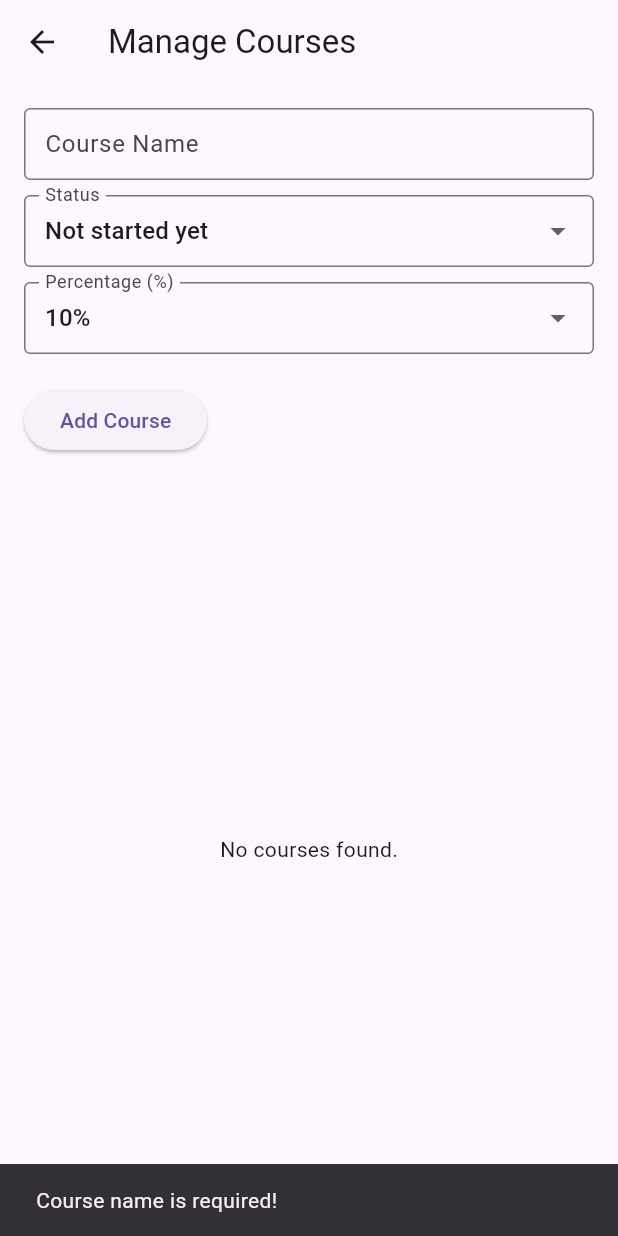
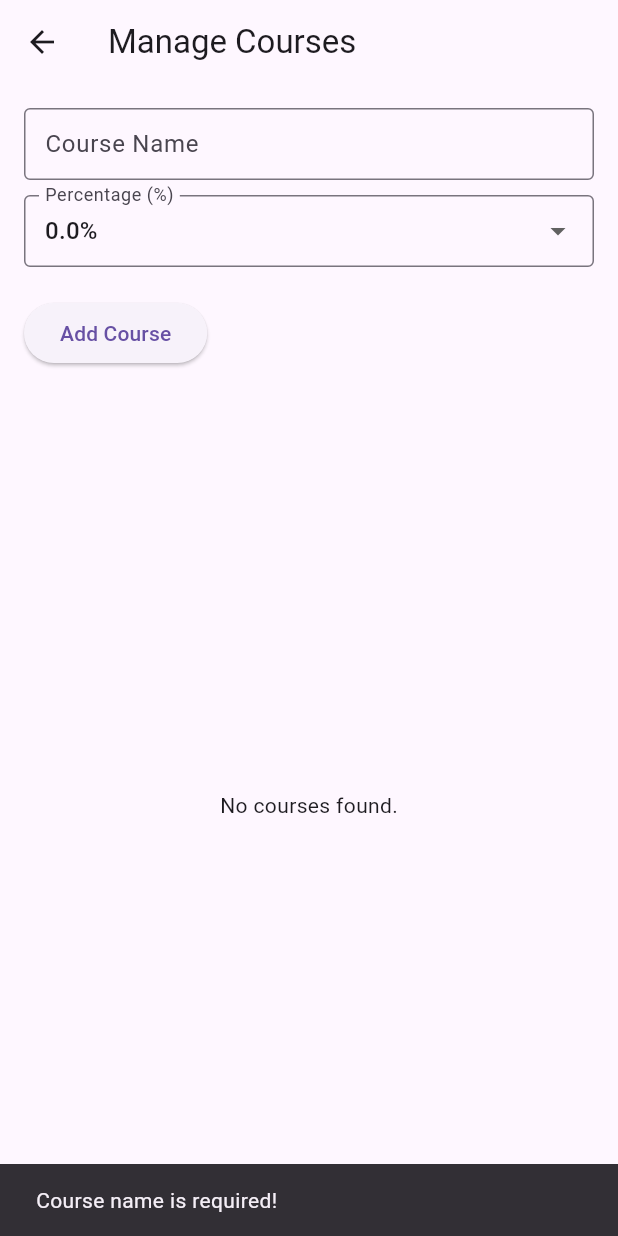
Before and after one commit to GabrielFlorea01/uni_mobile_app, a Flutter app: the CoursesScreen screen opened directly, after a tap on "Add Course", on a phone screen of 412 x 824 dp. Run offline on Flutter 3.47's test engine with Material 3 defaults, Android fonts, the phone set to English and light mode, and no system bars; our stand-ins replace cloud_firestore, firebase_auth, firebase_core, firebase_storage, image_picker, shared_preferences; accounts and stored records are empty.

Commit message:
Almost finished the app

```diff
--- a/lib/screens/courses_screen.dart
+++ b/lib/screens/courses_screen.dart
@@ -4,8 +4,10 @@ import 'package:cloud_firestore/cloud_firestore.dart';
 import 'package:intl/intl.dart';
 
 class CoursesScreen extends StatefulWidget {
+  const CoursesScreen({super.key});
+
   @override
-  _CoursesScreenState createState() => _CoursesScreenState();
+  State<CoursesScreen> createState() => _CoursesScreenState();
 }
 
 class _CoursesScreenState extends State<CoursesScreen> {
@@ -16,11 +18,9 @@ class _CoursesScreenState extends State<CoursesScreen> {
 
   List<Map<String, dynamic>> courses = [];
   String? _selectedCourseId;
-  String _selectedStatus = "Not started yet";
-  int _selectedPercentage = 10;
+  double _selectedPercentage = 0.0;
 
-  final List<String> statusOptions = ["Not started yet", "In progress", "Completed"];
-  final List<int> percentageOptions = List.generate(10, (index) => (index + 1) * 10);
+  final List<double> percentageOptions = List.generate(11, (index) => index * 10.0);
 
   @override
   void initState() {
@@ -40,15 +40,26 @@ class _CoursesScreenState extends State<CoursesScreen> {
         setState(() {
           courses = snapshot.docs.map((doc) {
             var data = doc.data();
-            data['id'] = doc.id;
-            return data;
+            return {
+              ...data,
+              'id': doc.id,
+              'percentage': (data['percentage'] as num).toDouble(),
+            };
           }).toList();
         });
       }
     } catch (e) {
-      ScaffoldMessenger.of(context).showSnackBar(
-        SnackBar(content: Text("Error fetching courses: $e")),
-      );
+      print("Error fetching courses: $e");
+    }
+  }
+
+  String _getStatus(double percentage) {
+    if (percentage == 0.0) {
+      return "Not started yet";
+    } else if (percentage == 100.0) {
+      return "Completed";
+    } else {
+      return "In progress";
     }
   }
 
@@ -63,9 +74,22 @@ class _CoursesScreenState extends State<CoursesScreen> {
     try {
       User? user = _auth.currentUser;
       if (user != null) {
+          final snapshot = await _firestore
+          .collection('courses')
+          .where('userId', isEqualTo: user.uid)
+          .where('courseName', isEqualTo: _courseNameController.text.trim())
+          .get();
+      if (snapshot.docs.isNotEmpty) {
+        ScaffoldMessenger.of(context).showSnackBar(
+          SnackBar(content: Text("A course with this name already exists!")),
+        );
+        return;
+      }
+        String status = _getStatus(_selectedPercentage);
+
         await _firestore.collection('courses').add({
           'courseName': _courseNameController.text.trim(),
-          'status': _selectedStatus,
+          'status': status,
           'percentage': _selectedPercentage,
           'userId': user.uid,
           'createdAt': FieldValue.serverTimestamp(),
@@ -88,15 +112,14 @@ class _CoursesScreenState extends State<CoursesScreen> {
   void _updateCourse() async {
     if (_selectedCourseId != null) {
       try {
+        String status = _getStatus(_selectedPercentage);
         await _firestore.collection('courses').doc(_selectedCourseId).update({
           'courseName': _courseNameController.text.trim(),
-          'status': _selectedStatus,
+          'status': status,
           'percentage': _selectedPercentage,
         });
-
         _fetchCourses();
         _clearForm();
-
         ScaffoldMessenger.of(context).showSnackBar(
           SnackBar(content: Text("Course updated successfully!")),
         );
@@ -123,7 +146,8 @@ class _CoursesScreenState extends State<CoursesScreen> {
     }
   }
 
-  String _formatDate(Timestamp timestamp) {
+  String _formatDate(Timestamp? timestamp) {
+    if (timestamp == null) return "Unknown date";
     DateTime date = timestamp.toDate();
     return DateFormat('dd-MM-yyyy').format(date);
   }
@@ -132,8 +156,7 @@ class _CoursesScreenState extends State<CoursesScreen> {
     _courseNameController.clear();
     setState(() {
       _selectedCourseId = null;
-      _selectedStatus = "Not started yet";
-      _selectedPercentage = 10;
+      _selectedPercentage = 0.0;
     });
   }
 
@@ -141,7 +164,6 @@ class _CoursesScreenState extends State<CoursesScreen> {
     setState(() {
       _selectedCourseId = course['id'];
       _courseNameController.text = course['courseName'];
-      _selectedStatus = course['status'];
       _selectedPercentage = course['percentage'];
     });
   }
@@ -168,33 +190,9 @@ class _CoursesScreenState extends State<CoursesScreen> {
                 ),
               ),
             ),
-
-            Padding(
-              padding: const EdgeInsets.only(bottom: 10),
-              child: DropdownButtonFormField<String>(
-                value: _selectedStatus,
-                onChanged: (newValue) {
-                  setState(() {
-                    _selectedStatus = newValue!;
-                  });
-                },
-                items: statusOptions.map((status) {
-                  return DropdownMenuItem(
-                    value: status,
-                    child: Text(status),
-                  );
-                }).toList(),
-                decoration: InputDecoration(
-                  labelText: 'Status',
-                  border: OutlineInputBorder(),
-                  contentPadding: EdgeInsets.symmetric(vertical: 10, horizontal: 10),
-                ),
-              ),
-            ),
-
             Padding(
               padding: const EdgeInsets.only(bottom: 20),
-              child: DropdownButtonFormField<int>(
+              child: DropdownButtonFormField<double>(
                 value: _selectedPercentage,
                 onChanged: (newValue) {
                   setState(() {
@@ -214,23 +212,11 @@ class _CoursesScreenState extends State<CoursesScreen> {
                 ),
               ),
             ),
-
-            if (_selectedCourseId != null)
-              Padding(
-                padding: const EdgeInsets.only(bottom: 20),
-                child: Text(
-                  "Created At: ${_formatDate(Timestamp.fromMillisecondsSinceEpoch(courses.firstWhere((course) => course['id'] == _selectedCourseId)['createdAt'].millisecondsSinceEpoch))}",
-                  style: TextStyle(fontSize: 16, color: Colors.grey),
-                ),
-              ),
-
             ElevatedButton(
               onPressed: _selectedCourseId != null ? _updateCourse : _addCourse,
               child: Text(_selectedCourseId != null ? "Update Course" : "Add Course"),
             ),
-
             SizedBox(height: 20),
-
             Expanded(
               child: courses.isEmpty
                   ? Center(child: Text("No courses found."))
@@ -242,11 +228,11 @@ class _CoursesScreenState extends State<CoursesScreen> {
                           margin: EdgeInsets.symmetric(vertical: 10),
                           child: ListTile(
                             contentPadding: EdgeInsets.symmetric(horizontal: 15, vertical: 10),
-                            title: Text(course['courseName'] ?? 'No Name', style: TextStyle(fontWeight: FontWeight.bold)),
+                            title: Text(course['courseName'], style: TextStyle(fontWeight: FontWeight.bold)),
                             subtitle: Column(
                               crossAxisAlignment: CrossAxisAlignment.start,
                               children: [
-                                Text(course['status'] ?? 'No Status'),
+                                Text(course['status']),
                                 SizedBox(height: 5),
                                 Text(
                                   "Progress: ${course['percentage']}%",
--- a/pubspec.yaml
+++ b/pubspec.yaml
@@ -42,6 +42,7 @@ dependencies:
   firebase_storage: ^12.3.7
   provider: ^6.1.2
   flutter_localization: ^0.3.0
+  shared_preferences: ^2.3.4
 
 dev_dependencies:
   flutter_test:
@@ -61,6 +62,7 @@ dev_dependencies:
 flutter:
   assets:
     - assets/placeholder.png
+    - assets/CoursesTrackerIcon.png
 
 
   # The following line ensures that the Material Icons font is
```
Also changed, not shown: lib/authentication/login_page.dart (+63 -47 lines), lib/authentication/signup_page.dart (+17 -7 lines), lib/main.dart (+38 -2 lines), lib/screens/home_screen.dart (+3 -43 lines), lib/screens/profile_screen.dart (+3 -7 lines), lib/screens/settings_screen.dart (+36 -64 lines), lib/settings/theme_provider.dart (deleted, +0 -10 lines), lib/theme/theme_provider.dart (added, +27 -0 lines), assets/CoursesTrackerIcon.png (added), pubspec.lock, 1 other file.
